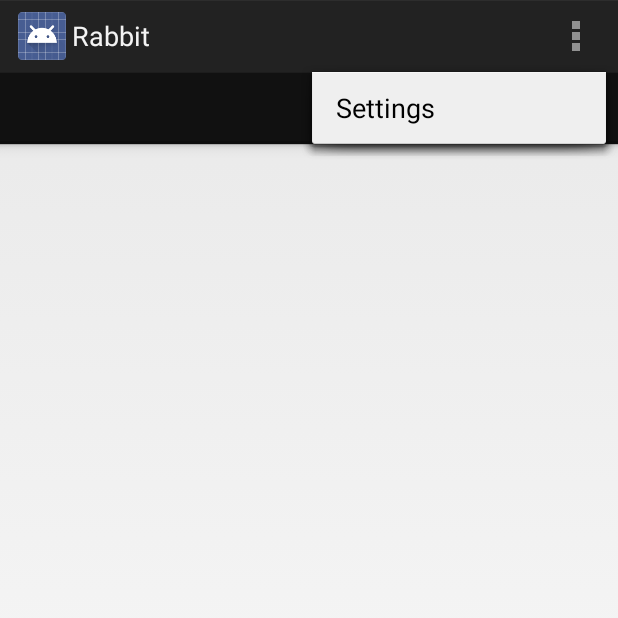
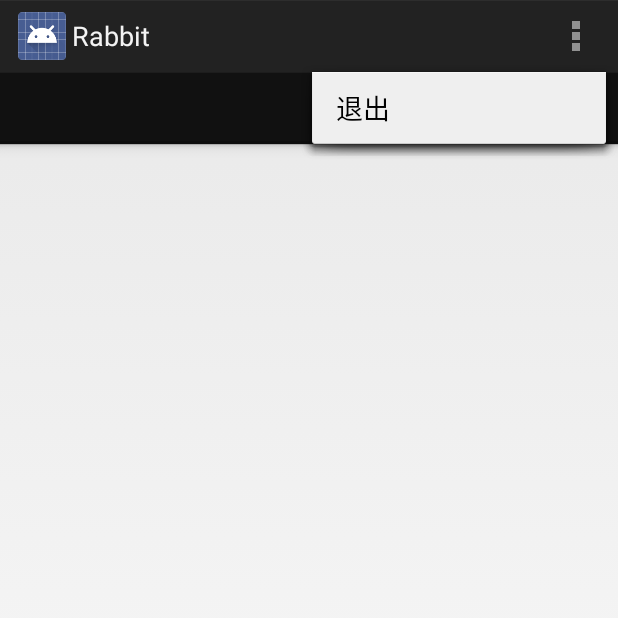
Before and after one commit to liulixiang1988/Rabbit, an Android app: the MainActivity screen opened directly, with no data from a screen before it, with the options menu open, on a phone screen of 412 x 824 dp, the top half of it. Run offline under Robolectric (Android 15) with nearby library versions, the phone set to English and light mode, and no system bars; 3 statements that could not run were skipped.

Commit message:
handle user logout

```diff
--- a/app/src/main/java/io/github/liulixiang1988/rabbit/MainActivity.java
+++ b/app/src/main/java/io/github/liulixiang1988/rabbit/MainActivity.java
@@ -48,14 +48,7 @@ public class MainActivity extends Activity implements ActionBar.TabListener {
         if (currentUser != null) {
             Log.v(TAG, currentUser.getUsername());
         } else {
-            // show the signup or login screen
-            Intent intent = new Intent(this, LoginActivity.class);
-            //第1种方法
-            //intent.setFlags(Intent.FLAG_ACTIVITY_NEW_TASK|Intent.FLAG_ACTIVITY_CLEAR_TASK);
-            //第2种方法
-            intent.addFlags(Intent.FLAG_ACTIVITY_NEW_TASK);
-            intent.addFlags(Intent.FLAG_ACTIVITY_CLEAR_TASK);
-            startActivity(intent);
+            navigateToLoginScreen();
         }
 
         // Set up the action bar.
@@ -107,7 +100,10 @@ public class MainActivity extends Activity implements ActionBar.TabListener {
         // automatically handle clicks on the Home/Up button, so long
         // as you specify a parent activity in AndroidManifest.xml.
         int id = item.getItemId();
-        if (id == R.id.action_settings) {
+        if (id == R.id.action_logout) {
+            //登出
+            ParseUser.logOut();
+            navigateToLoginScreen();
             return true;
         }
         return super.onOptionsItemSelected(item);
@@ -126,6 +122,17 @@ public class MainActivity extends Activity implements ActionBar.TabListener {
 
     @Override
     public void onTabReselected(ActionBar.Tab tab, FragmentTransaction fragmentTransaction) {
+    }
+
+    public void navigateToLoginScreen(){
+        // show the signup or login screen
+        Intent intent = new Intent(this, LoginActivity.class);
+        //第1种方法
+        //intent.setFlags(Intent.FLAG_ACTIVITY_NEW_TASK|Intent.FLAG_ACTIVITY_CLEAR_TASK);
+        //第2种方法
+        intent.addFlags(Intent.FLAG_ACTIVITY_NEW_TASK);
+        intent.addFlags(Intent.FLAG_ACTIVITY_CLEAR_TASK);
+        startActivity(intent);
     }
 
     /**
--- a/app/src/main/res/menu/main.xml
+++ b/app/src/main/res/menu/main.xml
@@ -1,8 +1,8 @@
 <menu xmlns:android="http://schemas.android.com/apk/res/android"
     xmlns:tools="http://schemas.android.com/tools"
     tools:context=".MainActivity" >
-    <item android:id="@+id/action_settings"
-        android:title="@string/action_settings"
+    <item android:id="@+id/action_logout"
+        android:title="@string/menu_logout_label"
         android:orderInCategory="100"
-        android:showAsAction="never" />
+        android:showAsAction="never"/>
 </menu>
--- a/app/src/main/res/values/strings.xml
+++ b/app/src/main/res/values/strings.xml
@@ -19,5 +19,6 @@
     <string name="signup_error_title">信息不全哦</string>
     <string name="login_error_message">用户名、密码都需要填写</string>
     <string name="login_error_title">信息不全哦</string>
+    <string name="menu_logout_label">退出</string>
 
 </resources>
```
